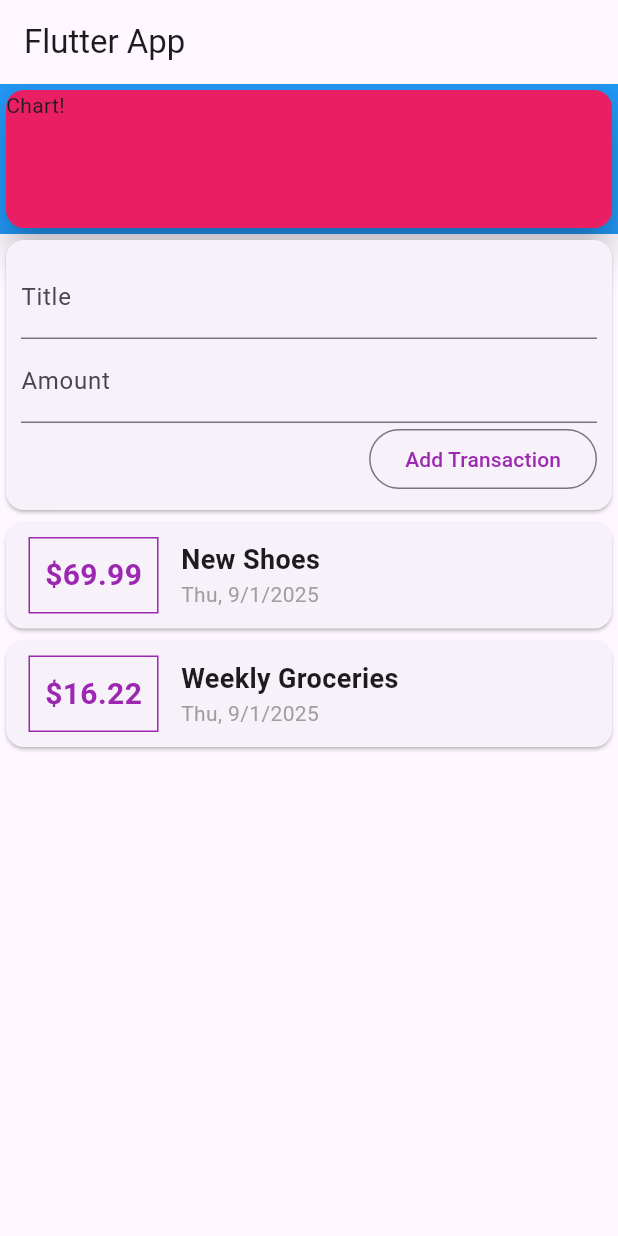
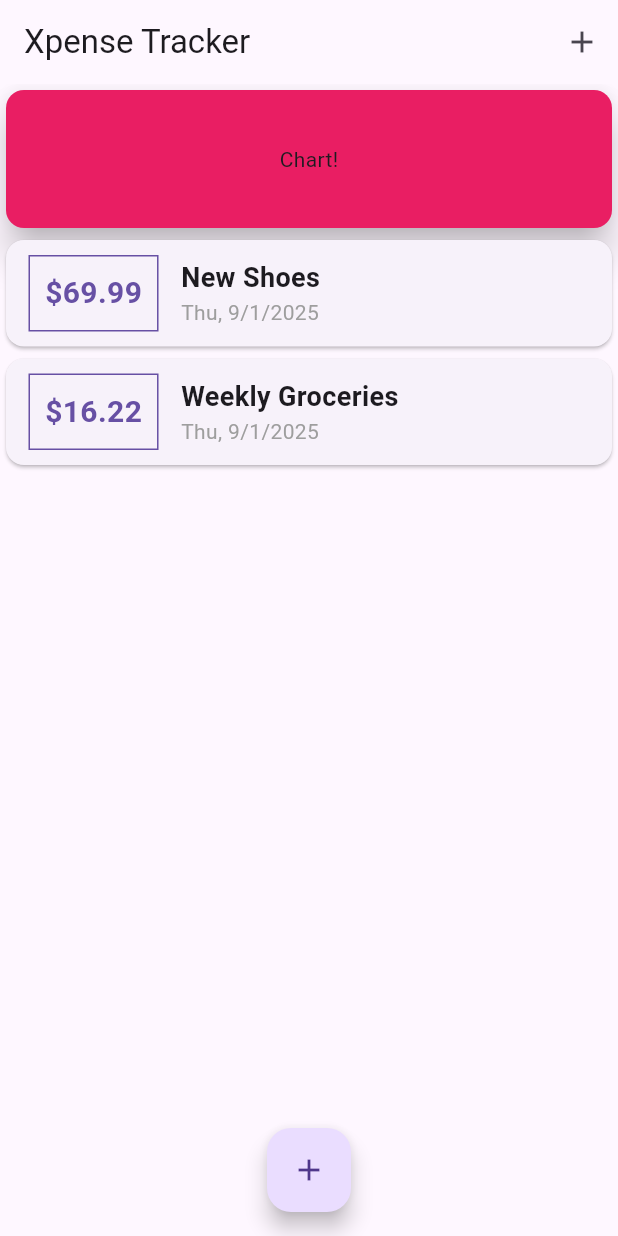
Before and after one commit to Suryansh160/Expense-tracking-app, a Flutter app: the screen it shows after launch, on a phone screen of 412 x 824 dp. Run offline on Flutter 3.47's test engine with Material 3 defaults, Android fonts, the phone set to English and light mode, and no system bars.

Commit message:
Added costum(Icon) buttons and more salient features

```diff
--- a/lib/main.dart
+++ b/lib/main.dart
@@ -1,7 +1,7 @@
 import 'package:flutter/material.dart';
-import './widgets/user_transaction.dart';
-
-//go to pub.dev and find the needed package
+import './widgets/transaction_list.dart';
+import './widgets/new_transaction.dart';
+import './models/transaction.dart';
 
 void main() => runApp(MyApp());
 
@@ -9,37 +9,87 @@ class MyApp extends StatelessWidget {
   @override
   Widget build(BuildContext context) {
     return MaterialApp(
-      title: 'Flutter App',
+      title: 'Xpense Tracker',
+      theme: ThemeData(primarySwatch: Colors.purple),
       home: MyHomePage(),
     );
   }
 }
 
-class MyHomePage extends StatelessWidget {
-  final titleCont = TextEditingController();
-  final amtCont = TextEditingController();
+class MyHomePage extends StatefulWidget {
+  @override
+  _MyHomePageState createState() => _MyHomePageState();
+}
+
+class _MyHomePageState extends State<MyHomePage> {
+  final List<Transaction> _userTransactions = [
+    Transaction(
+      id: 't1',
+      title: 'New Shoes',
+      amount: 69.99,
+      date: DateTime.now(),
+    ),
+    Transaction(
+      id: 't2',
+      title: 'Weekly Groceries',
+      amount: 16.22,
+      date: DateTime.now(),
+    ),
+  ];
+
+  void _addNewTransaction(String txTitle, double txAmount) {
+    final newTx = Transaction(
+      title: txTitle,
+      amount: txAmount,
+      date: DateTime.now(),
+      id: DateTime.now().toString(),
+    );
+
+    setState(() {
+      _userTransactions.add(newTx);
+    });
+  }
+
+  void _strtAddNewTrnsctn(BuildContext ctx) {
+    showModalBottomSheet(
+      context: ctx,
+      builder: (_) {
+        return NewTransaction(_addNewTransaction);
+      },
+    );
+  }
+
   @override
   Widget build(BuildContext context) {
     return Scaffold(
       appBar: AppBar(
-        title: Text('Flutter App'),
+        title: Text('Xpense Tracker'),
+        actions: <Widget>[
+          IconButton(
+            onPressed: () => _strtAddNewTrnsctn(context),
+            icon: Icon(Icons.add),
+          ),
+        ],
       ),
       body: Column(
-        // mainAxisAlignment: MainAxisAlignment.center,
         crossAxisAlignment: CrossAxisAlignment.stretch,
         children: <Widget>[
           Container(
             width: double.infinity,
             height: 100,
-            color: Colors.blue,
             child: Card(
               color: Colors.pink,
-              child: Text('Chart!'),
+              child: Center(child: Text('Chart!')),
               elevation: 10,
             ),
           ),
-          UserTransactions()
+          TransactionList(_userTransactions),
         ],
+      ),
+      floatingActionButtonLocation: FloatingActionButtonLocation.centerFloat,
+      floatingActionButton: FloatingActionButton(
+        child: Icon(Icons.add),
+        onPressed: () => _strtAddNewTrnsctn(context),
       ),
     );
   }
--- a/lib/widgets/new_transaction.dart
+++ b/lib/widgets/new_transaction.dart
@@ -1,11 +1,18 @@
 import 'package:flutter/material.dart';
 
-class NewTransaction extends StatelessWidget {
+class NewTransaction extends StatefulWidget {
   final Function addTx;
-  final titleCont = TextEditingController();
-  final amtCont = TextEditingController();
 
   NewTransaction(this.addTx);
+
+  @override
+  State<NewTransaction> createState() => _NewTransactionState();
+}
+
+class _NewTransactionState extends State<NewTransaction> {
+  final titleCont = TextEditingController();
+
+  final amtCont = TextEditingController();
 
   void submit() {
     final enteredTitle = titleCont.text;
@@ -15,10 +22,12 @@ class NewTransaction extends StatelessWidget {
       return;
     }
 
-    addTx(
+    widget.addTx(
       enteredTitle,
       enteredAmount,
     );
+
+    Navigator.of(context).pop();
   }
 
   @override
--- a/lib/widgets/transaction_list.dart
+++ b/lib/widgets/transaction_list.dart
@@ -24,7 +24,8 @@ class _TransactionListState extends State<TransactionList> {
                 Container(
                   margin: EdgeInsets.symmetric(vertical: 10, horizontal: 15),
                   decoration: BoxDecoration(
-                    border: Border.all(color: Colors.purple, width: 1),
+                    border: Border.all(
+                        color: Theme.of(context).primaryColor, width: 1),
                   ),
                   padding: EdgeInsets.all(10),
                   child: Text(
@@ -32,7 +33,7 @@ class _TransactionListState extends State<TransactionList> {
                     style: TextStyle(
                       fontWeight: FontWeight.bold,
                       fontSize: 20,
-                      color: Colors.purple,
+                      color: Theme.of(context).primaryColor,
                     ),
                   ),
                 ),
--- a/lib/widgets/user_transaction.dart
+++ /dev/null
@@ -1,50 +0,0 @@
-import 'package:flutter/material.dart';
-import './new_transaction.dart';
-import './transaction_list.dart';
-import '../models/transaction.dart';
-
-class UserTransactions extends StatefulWidget {
-  @override
-  State<UserTransactions> createState() =>
-      _UserTransactionsState(); // Corrected capitalization
-}
-
-class _UserTransactionsState extends State<UserTransactions> {
-  final List<Transaction> _userTransactions = [
-    Transaction(
-      id: 't1',
-      title: 'New Shoes',
-      amount: 69.99,
-      date: DateTime.now(),
-    ),
-    Transaction(
-      id: 't2',
-      title: 'Weekly Groceries',
-      amount: 16.22,
-      date: DateTime.now(),
-    ),
-  ];
-
-  void _addNewTransaction(String txTitle, double txAmount) {
-    final newTx = Transaction(
-      title: txTitle,
-      amount: txAmount,
-      date: DateTime.now(),
-      id: DateTime.now().toString(),
-    );
-
-    setState(() {
-      _userTransactions.add(newTx);
-    });
-  }
-
-  @override
-  Widget build(BuildContext context) {
-    return Column(
-      children: <Widget>[
-        NewTransaction(_addNewTransaction),
-        TransactionList(_userTransactions),
-      ],
-    );
-  }
-}
```
